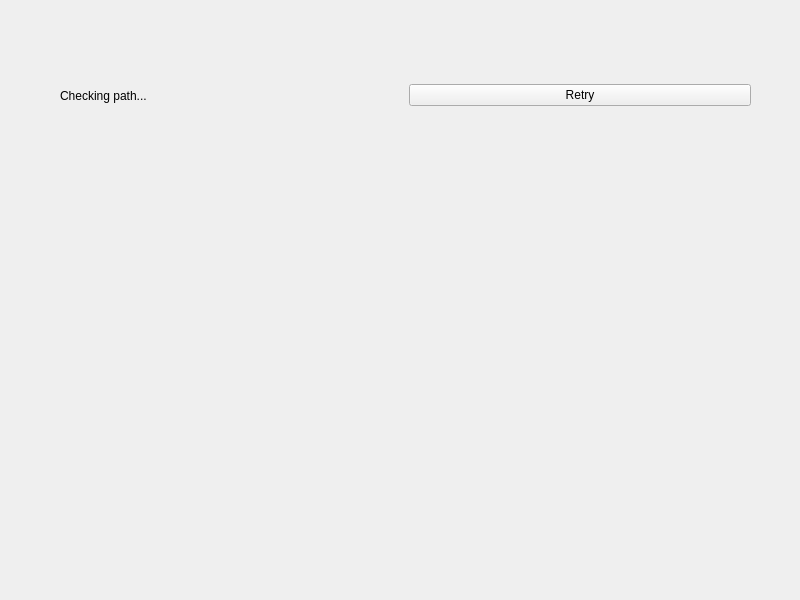
WinnetouL/SimplePhotoTransfer, file src/SimplePhotoTransfer.ui: the form before one commit.
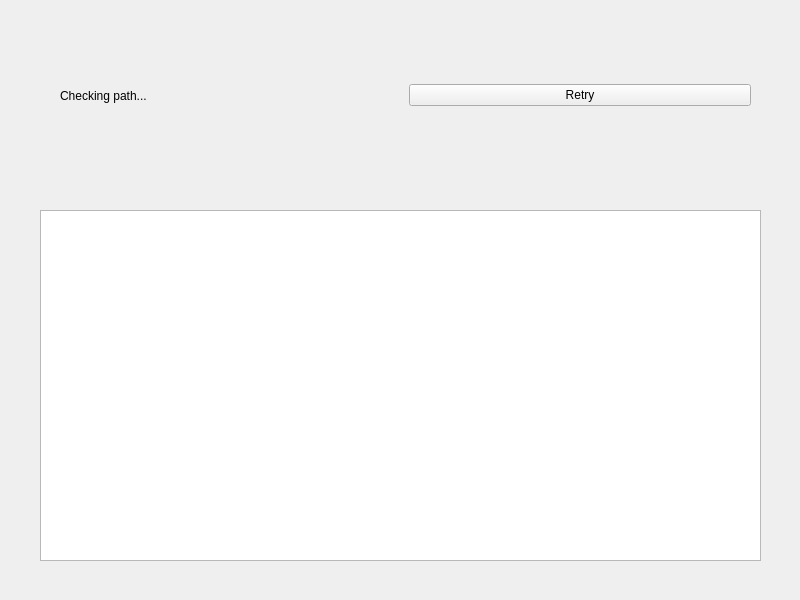
The form after the commit.

Commit message: display images from given path

Patch:
```diff
--- a/src/SimplePhotoTransfer.ui
+++ b/src/SimplePhotoTransfer.ui
@@ -39,6 +39,34 @@
     </item>
    </layout>
   </widget>
+  <widget class="QListWidget" name="imageList">
+   <property name="geometry">
+    <rect>
+     <x>40</x>
+     <y>210</y>
+     <width>721</width>
+     <height>351</height>
+    </rect>
+   </property>
+   <property name="selectionMode">
+    <enum>QAbstractItemView::SelectionMode::MultiSelection</enum>
+   </property>
+   <property name="iconSize">
+    <size>
+     <width>300</width>
+     <height>300</height>
+    </size>
+   </property>
+   <property name="movement">
+    <enum>QListView::Movement::Static</enum>
+   </property>
+   <property name="resizeMode">
+    <enum>QListView::ResizeMode::Fixed</enum>
+   </property>
+   <property name="viewMode">
+    <enum>QListView::ViewMode::IconMode</enum>
+   </property>
+  </widget>
  </widget>
  <resources/>
  <connections/>
```
The commit also changes 2 other files.
